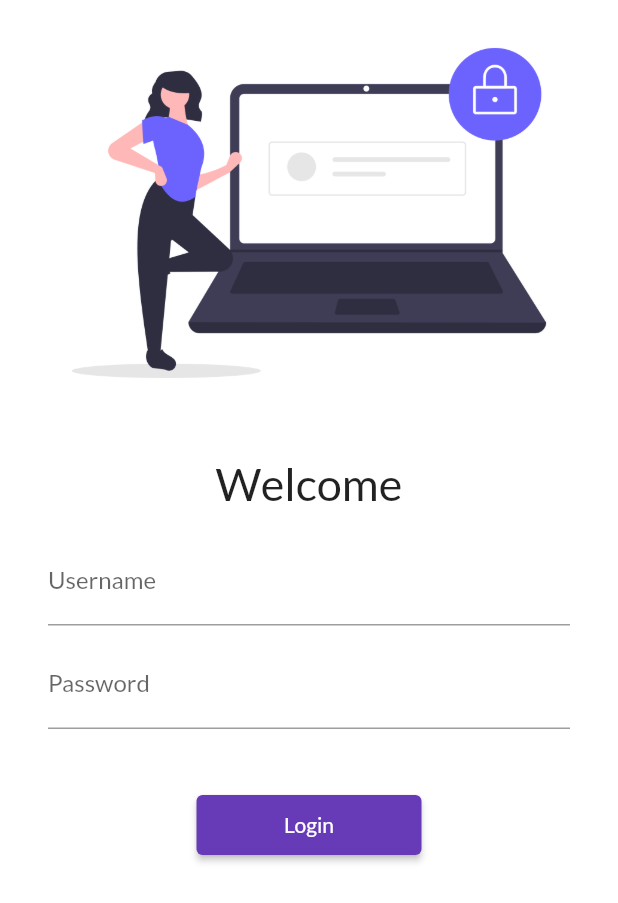
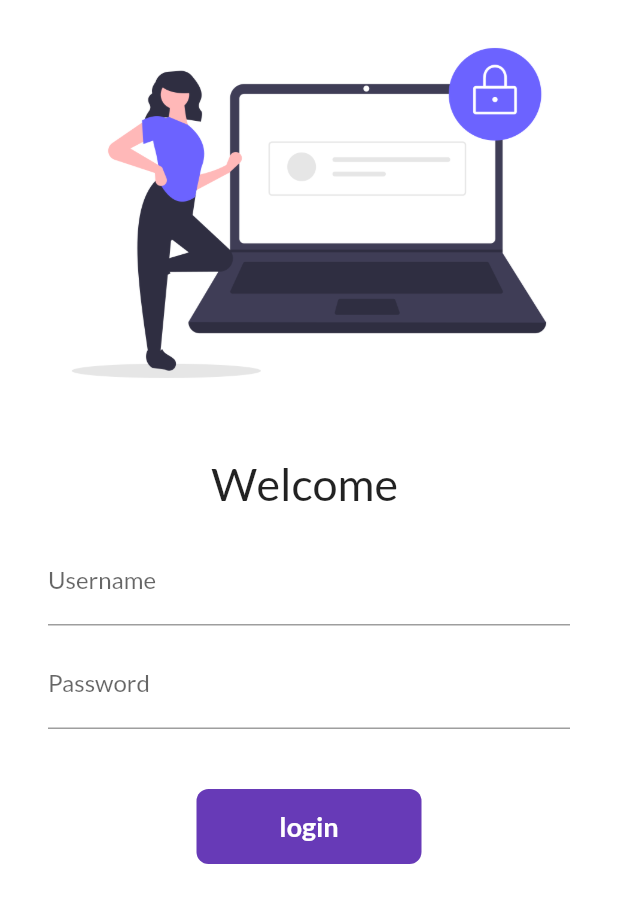
Before and after one commit to Sachin7895/30DaysFlutter, a Flutter app: the screen it shows after launch, on a phone screen of 412 x 824 dp. Shown: the top 903 px of the screen. Run offline on Flutter 3.47's test engine with Material 2 defaults, Android fonts, the phone set to English and light mode, and no system bars; our stand-ins replace google_fonts.

Commit message:
Day 6 Completed

```diff
--- a/lib/Pages/login_page.dart
+++ b/lib/Pages/login_page.dart
@@ -3,9 +3,16 @@
 import 'package:flutter/material.dart';
 import 'package:flutter_cata/utils/routes.dart';
 
-class LoginPage extends StatelessWidget {
+class LoginPage extends StatefulWidget {
   const LoginPage({Key? key}) : super(key: key);
 
+  @override
+  State<LoginPage> createState() => _LoginPageState();
+}
+
+class _LoginPageState extends State<LoginPage> {
+  String name = "";
+  bool changeButton = false;
   @override
   Widget build(BuildContext context) {
     return Material(
@@ -21,7 +28,7 @@
                 height: 20.0,
               ),
               Text(
-                "Welcome",
+                "Welcome $name",
                 style: TextStyle(fontSize: 30),
               ),
               SizedBox(
@@ -33,11 +40,14 @@
                 child: Column(
                   children: [
                     TextFormField(
-                      decoration: InputDecoration(
-                        hintText: "Enter Username",
-                        labelText: "Username",
-                      ),
-                    ),
+                        decoration: InputDecoration(
+                          hintText: "Enter Username",
+                          labelText: "Username",
+                        ),
+                        onChanged: (value) {
+                          name = value;
+                          setState(() {});
+                        }),
                     SizedBox(
                       height: 10.0,
                     ),
@@ -51,15 +61,52 @@
                     SizedBox(
                       height: 40.0,
                     ),
-                    ElevatedButton(
-                      child: Text("Login"),
-                      style: TextButton.styleFrom(minimumSize: Size(150, 40)),
-                      onPressed: () {
-                        // ignore: avoid_print
+
+                    InkWell(
+                      onTap: () async {
+                        setState(() {
+                          changeButton = true;
+                        });
+                        await Future.delayed(Duration(seconds: 1));
 
                         Navigator.pushNamed(context, MyRoutes.homeRoute);
                       },
-                    )
+                      child: AnimatedContainer(
+                          duration: Duration(seconds: 1),
+                          width: changeButton ? 50 : 150,
+                          height: 50,
+                          alignment: Alignment.center,
+                          child: changeButton
+                              ? Icon(
+                                  Icons.done,
+                                  color: Colors.white,
+                                )
+                              : Text(
+                                  "login",
+                                  style: TextStyle(
+                                    color: Colors.white,
+                                    fontWeight: FontWeight.bold,
+                                    fontSize: 18,
+                                  ),
+                                ),
+                          decoration: BoxDecoration(
+                            color: Colors.deepPurple,
+                            // shape: changeButton
+                            //     ? BoxShape.circle
+                            //     : BoxShape.rectangle,
+                            borderRadius:
+                                BorderRadius.circular(changeButton ? 50 : 8),
+                          )),
+                    ),
+                    // ElevatedButton(
+                    //   child: Text("Login"),
+                    //   style: TextButton.styleFrom(minimumSize: Size(150, 40)),
+                    //   onPressed: () {
+                    //     // ignore: avoid_print
+
+                    //
+                    //   },
+                    // )
                   ],
                 ),
               )
```
